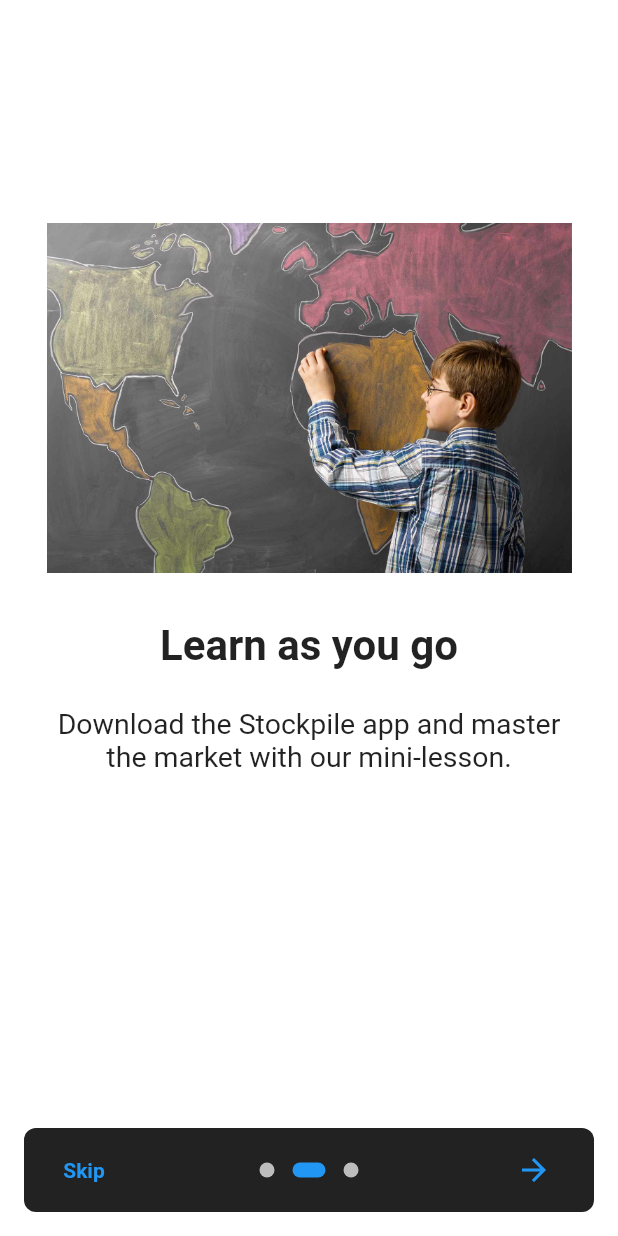
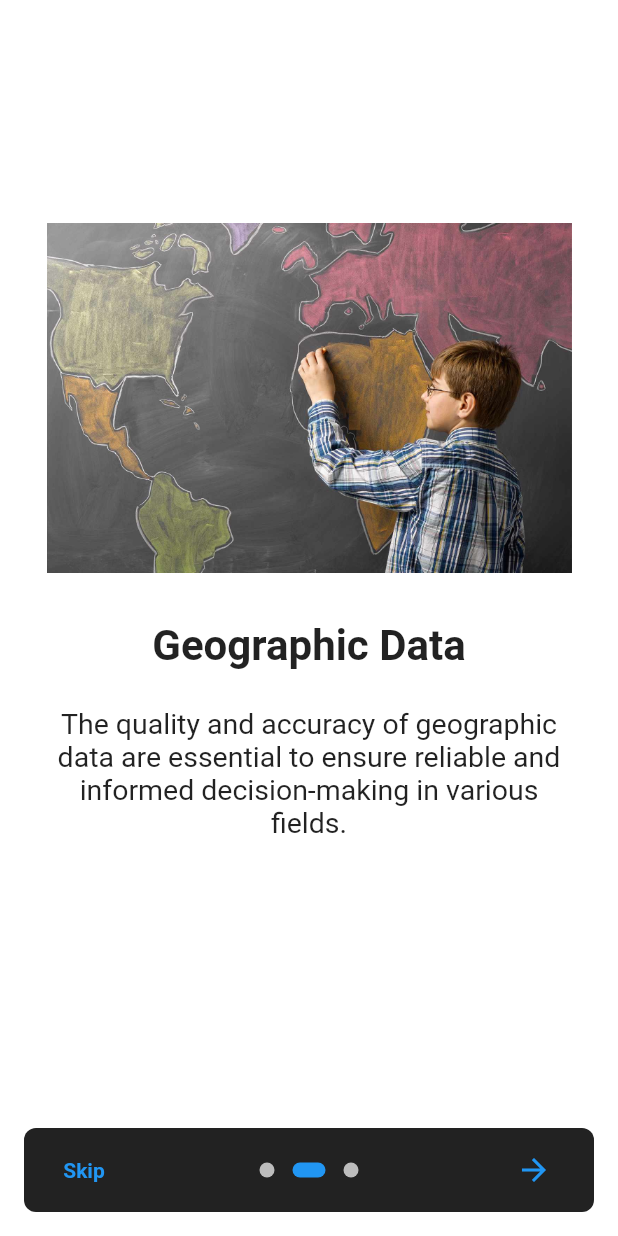
Before and after one commit to sk8Cephas/Flutter_mapbox, a Flutter app: the screen it shows after launch, swiped to page 2, on a phone screen of 412 x 824 dp. Run offline on Flutter 3.47's test engine with Material 2 defaults, Android fonts, the phone set to English and light mode, and no system bars; drawn by our look-alikes of introduction_screen; our stand-ins replace firebase_core, firebase_database, flutter_map, flutter_svg, latlong2; accounts and stored records are empty.

Commit message:
Change page view text

```diff
--- a/lib/main.dart
+++ b/lib/main.dart
@@ -84,14 +84,14 @@ class OnBoardingPageState extends State<OnBoardingPage> {
         PageViewModel(
           title: "Navigate endlessly",
           body:
-              "Instead of having to buy an entire share, invest any amount you want.",
+              "For some, the idea of navigating endlessly symbolizes the pursuit of lifelong learning and discovery.",
           image: _buildImage('assets/map1.png'),
           decoration: pageDecoration,
         ),
         PageViewModel(
-          title: "Learn as you go",
+          title: "Geographic Data",
           body:
-              "Download the Stockpile app and master the market with our mini-lesson.",
+              "The quality and accuracy of geographic data are essential to ensure reliable and informed decision-making in various fields.",
           image: _buildImage('assets/map2.jpg'),
           decoration: pageDecoration,
         ),
```
